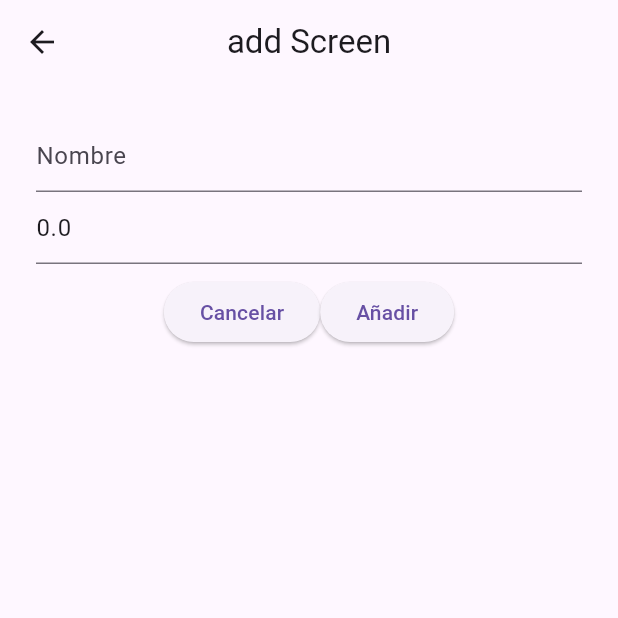
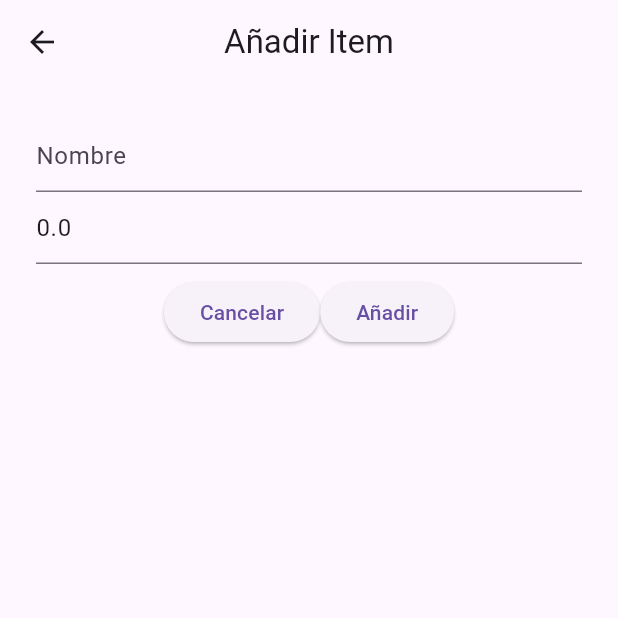
Before and after one commit to NitroXen/flutter_002, a Flutter app: the screen it shows after launch, after a tap on the "add" icon, on a phone screen of 412 x 824 dp, the top half of it. Run offline on Flutter 3.47's test engine with Material 3 defaults, Android fonts, the phone set to English and light mode, and no system bars; our stand-ins replace sqflite; missing offline and left inert: dart:ffi; accounts and stored records are empty.

Commit message:
diseño de listas

```diff
--- a/lib/screens/add_screen.dart
+++ b/lib/screens/add_screen.dart
@@ -38,8 +38,8 @@ class _AddScreenState extends State<AddScreen> {
   Widget build(BuildContext context) {
     return Scaffold(
       appBar: AppBar(
-        title: const Text(
-          "add Screen",
+        title: Text(
+          widget.mod ? "Modificar Item" : "Añadir Item",
         ),
         centerTitle: true,
       ),
@@ -87,7 +87,7 @@ class _AddScreenState extends State<AddScreen> {
                                 builder: (context) => MainScreen(),
                               ));
                         },
-                        child: const Text("Añadir"))
+                        child: Text(widget.mod ? "Modificar" : "Añadir"))
                   ],
                 ),
               )
--- a/lib/screens/main_screen.dart
+++ b/lib/screens/main_screen.dart
@@ -2,19 +2,30 @@ import 'package:flutter/material.dart';
 import 'package:flutter_002/models/item.dart';
 import 'package:flutter_002/screens/add_screen.dart';
 import 'package:flutter_002/screens/second_screen.dart';
+
 import 'package:flutter_002/services/database.dart';
 import 'package:flutter_002/widgets/item_cash.dart';
+import 'package:flutter_002/utils/my_style.dart';
 
-class MainScreen extends StatelessWidget {
+class MainScreen extends StatefulWidget {
   MainScreen({super.key});
 
-  late List<Item> listItem;
+  @override
+  State<MainScreen> createState() => _MainScreenState();
+}
+
+class _MainScreenState extends State<MainScreen> {
+  late List<Item> listItem = [];
+
+  int num = 0;
+  double total = 0.0;
 
   @override
   Widget build(BuildContext context) {
     return Scaffold(
         appBar: AppBar(
-          title: const Text("Main Screen"),
+          title: const Text("Lista de Productos"),
+          centerTitle: true,
           actions: [
             IconButton(
                 onPressed: () {
@@ -30,14 +41,17 @@ class MainScreen extends StatelessWidget {
                 icon: const Icon(Icons.add))
           ],
         ),
-        body: Focus(
+        body: Column(
+          children: [
+            Expanded(
                 child: FutureBuilder(
               future: DBItems.getItems(),
               builder: (context, snapshot) {
                 listItem = snapshot.data ?? [];
                 return GridView.builder(
-                  gridDelegate: const SliverGridDelegateWithFixedCrossAxisCount(
-                    crossAxisCount: 3,
+                    gridDelegate:
+                        const SliverGridDelegateWithFixedCrossAxisCount(
+                      crossAxisCount: 2,
                     ),
                     shrinkWrap: true,
                     itemCount: listItem.length,
@@ -45,10 +59,11 @@ class MainScreen extends StatelessWidget {
                       return ItemCash(item: listItem[index]);
                     });
               },
-          ),
-          onFocusChange: (value) {
-            print("Focus: $value");
-          },
+            )),
+            const SizedBox(
+              height: 15,
+            )
+          ],
         ),
         floatingActionButton: FloatingActionButton(
             onPressed: () => Navigator.push(
--- /dev/null
+++ b/lib/utils/my_style.dart
@@ -0,0 +1,5 @@
+import 'package:flutter/material.dart';
+
+TextStyle myStyleProd() {
+  return TextStyle(fontSize: 20, fontWeight: FontWeight.bold);
+}
```
Also changed, not shown: lib/widgets/item_cash.dart (+29 -5 lines). Lines whose indentation alone changed are shown as unchanged.
